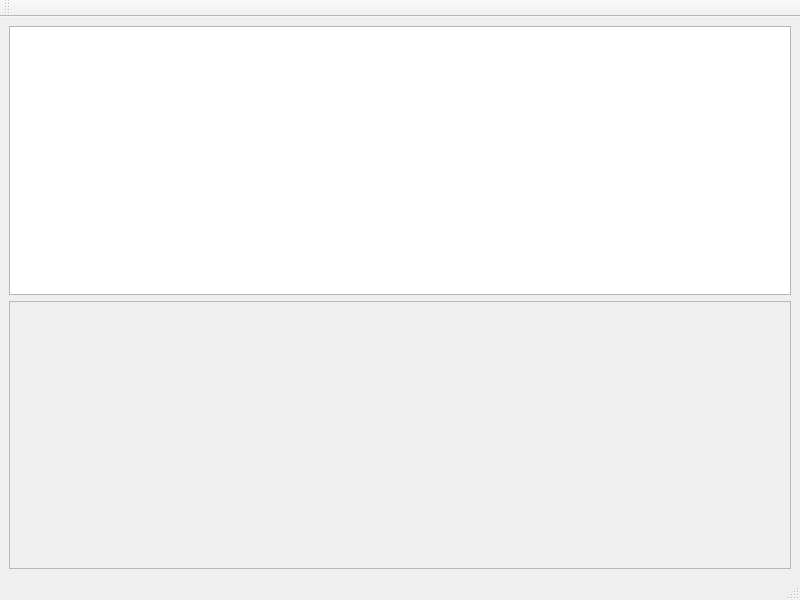
Before: the Qt Designer form source/package/adaptation_pathways/desktop/ui/main_window.ui in geoneric/PathwaysGenerator, drawn with Qt 5.
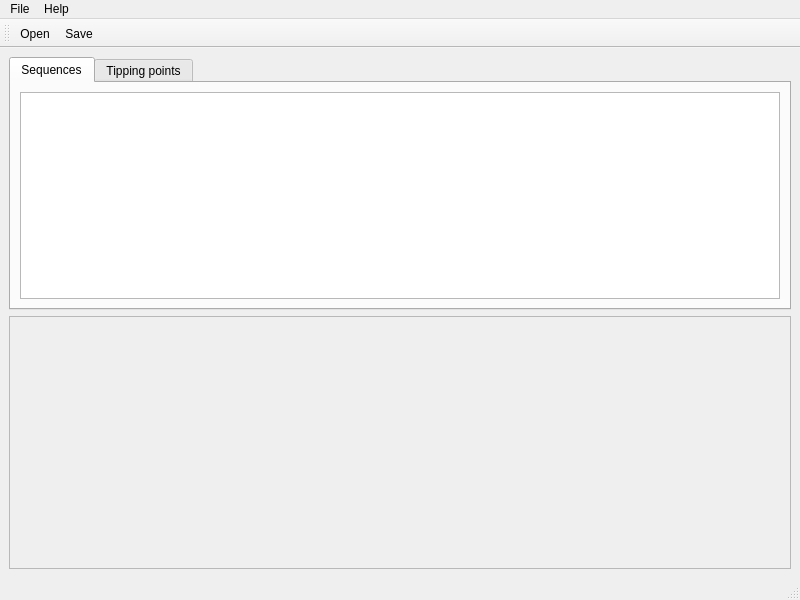
After: the same form once the commit is applied.

```diff
--- a/source/package/adaptation_pathways/desktop/ui/main_window.ui
+++ b/source/package/adaptation_pathways/desktop/ui/main_window.ui
@@ -16,7 +16,31 @@
   <widget class="QWidget" name="centralwidget">
    <layout class="QVBoxLayout" name="verticalLayout">
     <item>
-     <widget class="QTableView" name="tableView"/>
+     <widget class="QTabWidget" name="tabWidget">
+      <property name="currentIndex">
+       <number>0</number>
+      </property>
+      <widget class="QWidget" name="tab_sequences">
+       <attribute name="title">
+        <string>Sequences</string>
+       </attribute>
+       <layout class="QGridLayout" name="gridLayout">
+        <item row="0" column="0">
+         <widget class="QTableView" name="table_sequences"/>
+        </item>
+       </layout>
+      </widget>
+      <widget class="QWidget" name="tab_tipping_points">
+       <attribute name="title">
+        <string>Tipping points</string>
+       </attribute>
+       <layout class="QGridLayout" name="gridLayout_2">
+        <item row="0" column="0">
+         <widget class="QTableView" name="table_tipping_points"/>
+        </item>
+       </layout>
+      </widget>
+     </widget>
     </item>
     <item>
      <widget class="QScrollArea" name="scrollArea">
@@ -29,7 +53,7 @@
          <x>0</x>
          <y>0</y>
          <width>780</width>
-         <height>257</height>
+         <height>251</height>
         </rect>
        </property>
       </widget>
@@ -46,6 +70,25 @@
      <height>19</height>
     </rect>
    </property>
+   <widget class="QMenu" name="menu_File">
+    <property name="title">
+     <string>File</string>
+    </property>
+    <addaction name="action_open"/>
+    <addaction name="separator"/>
+    <addaction name="action_save"/>
+    <addaction name="action_save_as"/>
+    <addaction name="separator"/>
+    <addaction name="action_quit"/>
+   </widget>
+   <widget class="QMenu" name="menuHelp">
+    <property name="title">
+     <string>Help</string>
+    </property>
+    <addaction name="action_about"/>
+   </widget>
+   <addaction name="menu_File"/>
+   <addaction name="menuHelp"/>
   </widget>
   <widget class="QStatusBar" name="statusbar"/>
   <widget class="QToolBar" name="toolBar">
@@ -58,7 +101,34 @@
    <attribute name="toolBarBreak">
     <bool>false</bool>
    </attribute>
+   <addaction name="action_open"/>
+   <addaction name="action_save"/>
   </widget>
+  <action name="action_open">
+   <property name="text">
+    <string>Open...</string>
+   </property>
+  </action>
+  <action name="action_quit">
+   <property name="text">
+    <string>Quit</string>
+   </property>
+  </action>
+  <action name="action_save">
+   <property name="text">
+    <string>Save</string>
+   </property>
+  </action>
+  <action name="action_save_as">
+   <property name="text">
+    <string>Save as...</string>
+   </property>
+  </action>
+  <action name="action_about">
+   <property name="text">
+    <string>About...</string>
+   </property>
+  </action>
  </widget>
  <resources/>
  <connections/>
```
Left out of the diff: 19 changed lines with no effect on the pictures.
